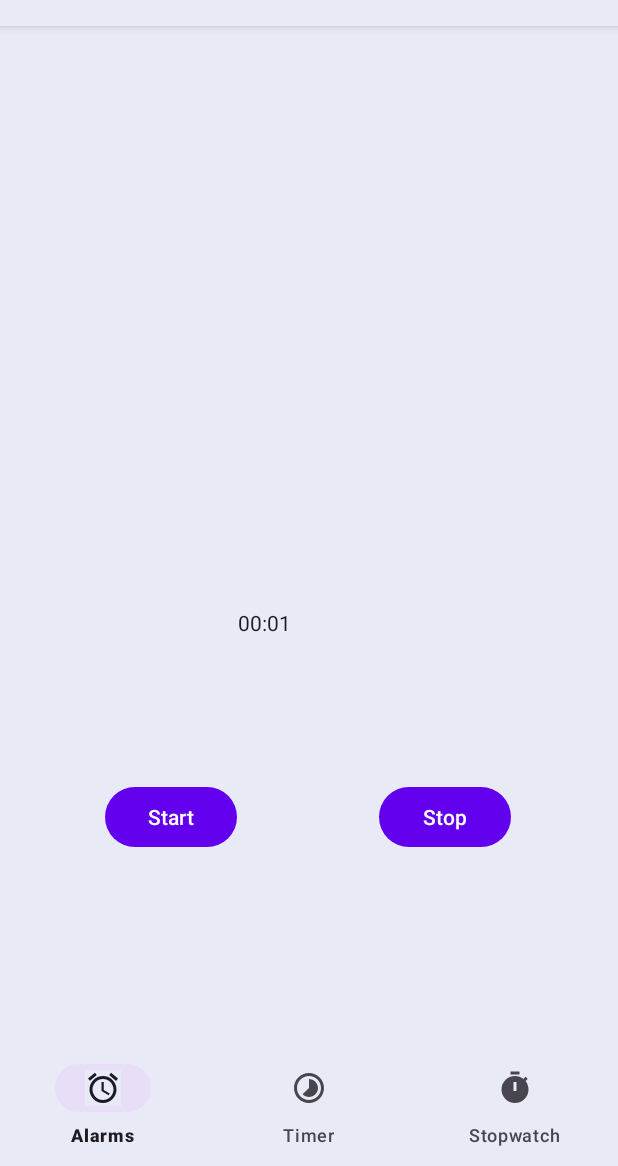
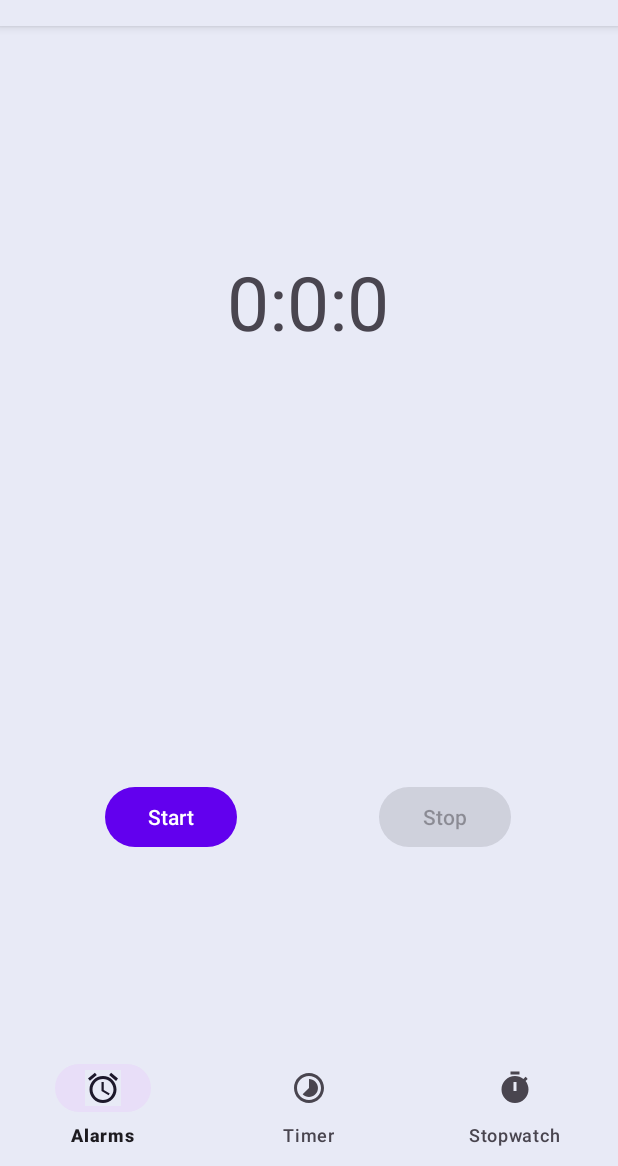
Before and after one commit to AlexF301/MyAlarm, an Android app: the StopWatchFragment screen opened through its navigation route, on a phone screen of 412 x 824 dp, the part 70-1236 px from its top. Run offline under Robolectric (Android 15) with nearby library versions, the phone set to English and light mode, and no system bars; our stand-ins replace Room's generated code.

Commit message:
Updated TimerFragment, as well as near completion of the stopWatchFragment.

```diff
--- a/app/src/main/java/com/android/myalarm/StopWatchFragment.kt
+++ b/app/src/main/java/com/android/myalarm/StopWatchFragment.kt
@@ -1,107 +1,120 @@
 package com.android.myalarm
 
 import android.annotation.SuppressLint
-import android.os.Bundle
-import android.os.CountDownTimer
-import android.os.SystemClock
+import android.os.*
 import android.view.LayoutInflater
 import android.view.View
 import android.view.ViewGroup
-import android.widget.Toast
 import androidx.fragment.app.Fragment
 import com.android.myalarm.databinding.FragmentStopWatchBinding
+import java.util.concurrent.TimeUnit
 
 
 /**
+ * A fragment that allows a user to start, pause, resume, and stop a stopwatch.
  */
 class StopWatchFragment : Fragment() {
+
+    /** Binding for the views of the fragment (nullable version) */
     private var _binding: FragmentStopWatchBinding? = null
 
-    // This property is only valid between onCreateView and onDestroyView.
+    /** Binding for the views of the fragment (non-nullable accessor) */
     private val binding get() = _binding!!
 
+    /** milliseconds of the stopwatch */
+    private var millis : Double = 0.0
 
+    /** Seconds of the current stopwatch  */
+    private var seconds = 0L
+
+    /** Minutes of the current stopwatch  */
+    private var minutes = 0L
+
+    /** Hours of the current stopwatch */
+    private var hours = 0L
+
+    /** Milliseconds of the current stopwatch  */
+    private var milliseconds = 0L
+
+    /** click counter to manipulate button strings  */
+    private var clickCounter = 0
+
+    /** milliseconds that are used to reformat stopwatch time */
+    var accumulatedTime = 0L
+
+
+    /** Creates the binding view for this layout */
     override fun onCreateView(
         inflater: LayoutInflater, container: ViewGroup?,
         savedInstanceState: Bundle?
-    ): View? {
+    ): View {
         // Inflate the layout for this fragment
         _binding = FragmentStopWatchBinding.inflate(inflater, container, false)
-
         return binding.root
     }
 
+
+
     @SuppressLint("SetTextI18n")
+    /**
+     * Once the view is created, we create a handler with a runnable object to execute an incrementer
+     * every millisecond to simulate stopwatch functionality. Proceeds to format the milliseconds
+     * generated to be more user friendly. The user is then able to interact with the
+     * start, pause, resume, and stop buttons.
+     */
     override fun onViewCreated(view: View, savedInstanceState: Bundle?) {
         super.onViewCreated(view, savedInstanceState)
-        binding.chronometerStopWatch.format = "%s:%S.%M"
-        binding.chronometerStopWatch.base = SystemClock.elapsedRealtime()
-        binding.chronometerStopWatch.start()
+        binding.stopWatchView.text = "$minutes:$seconds:$milliseconds"
+
+        val handler = Handler(Looper.getMainLooper())
+        val stopwatch = object: Runnable {
+            override fun run() {
+                millis += 2.15
+                accumulatedTime = millis.toLong()
+
+                minutes = TimeUnit.MILLISECONDS.toMinutes(accumulatedTime)
+                seconds = TimeUnit.MILLISECONDS.toSeconds(accumulatedTime) - TimeUnit.MINUTES.toSeconds(minutes)
+                milliseconds = accumulatedTime - TimeUnit.SECONDS.toMillis(seconds) - TimeUnit.MINUTES.toMillis(minutes)
+
+                binding.stopWatchView.text = "$minutes:$seconds:$milliseconds"
+                handler.postDelayed(this, 1)
+            }
+        }
 
 
-//        val textViewUpdaterThread = Thread {
-//            while (true) {
-//                runOnUiThread {
-//                    // get the current time in milliseconds
-//                    val currentTime = SystemClock.elapsedRealtime()
-//
-//                    // convert the time to seconds and milliseconds
-//                    val seconds = currentTime / 1000
-//                    val milliseconds = currentTime % 1000
-//
-//                    // update the text view with the current time
-//                    textView.text = "$seconds.$milliseconds"
-//                }
-//                Thread.sleep(1)
-//            }
-//        }
+        // Triggered when the start button is clicked
+        binding.startStopWatch.setOnClickListener {
+            binding.stopStopWatch.isEnabled = true
+            clickCounter ++
+            handler.post(stopwatch)
 
-        var pls = 0
-        binding.startStopWatch.setOnClickListener { v ->
-            val thread = Thread {
-                while (true) {
-                    activity?.runOnUiThread {
-                        // get the current time in milliseconds
-                        val currentTime = SystemClock.elapsedRealtime()
-
-                        pls += 1
-
-                        // convert the time to seconds and milliseconds
-                        val seconds = currentTime / 1000
-                        val milliseconds = currentTime % 1000
-
-                        // update the text view with the current time
-                        binding.stopWatchView.text = pls.toString()
-                    }
-                    Thread.sleep(1)
+            // initial start
+            if (clickCounter == 1) {
+                binding.startStopWatch.text = getString(R.string.pause)
+            }
+            if (clickCounter % 2 == 0) {
+                handler.removeCallbacks(stopwatch)
+                binding.startStopWatch.text = getString(R.string.resume)
+            } else {
+                if (clickCounter != 1) {
+                    millis -= 2
+                    binding.startStopWatch.text = getString(R.string.pause)
                 }
             }
-            // start the thread
-            thread.start()
         }
 
-//        binding.chronometerStopWatch.setOnChronometerTickListener {
-//            // its only updating every second, not every millisecond
-//            val milliseconds = SystemClock.elapsedRealtime()
-//            binding.stopWatchView.text = milliseconds.toString()
-//        }
 
+        // Triggered when the stop button is clicked
+        binding.stopStopWatch.setOnClickListener {
+            binding.stopStopWatch.isEnabled = false
+            millis = 0.0
+            clickCounter = 0
+            binding.startStopWatch.text = getString(R.string.start)
+            binding.stopWatchView.text = millis.toString()
+            handler.removeCallbacks(stopwatch)
+        }
 
-//        stopWatch()
     }
 
 
-    private fun stopWatch() {
-        // On the first click create a variable: (START BUTTON)
-        val startTime = System.currentTimeMillis()
-
-        // MAYBE USE THIS INSTEAD
-        // val startTime = SystemClock.elapsedRealtime()
-
-        // Then on the second click you can calculate the difference: (STOP BUTTON)
-        val difference = System.currentTimeMillis() - startTime
-        binding.stopWatchView.text = startTime.toString()
-        // difference / 1000 will give you the difference in seconds.
-
-    }
 }
--- a/app/src/main/res/layout/fragment_stop_watch.xml
+++ b/app/src/main/res/layout/fragment_stop_watch.xml
@@ -7,26 +7,20 @@
     android:layout_height="match_parent"
     tools:context=".StopWatchFragment" >
 
-    <Chronometer
-        android:id="@+id/chronometerStopWatch"
-        android:layout_width="94dp"
-        android:layout_height="104dp"
+
+
+
+    <TextView
+        android:id="@+id/stopWatchView"
+        android:layout_width="wrap_content"
+        android:layout_height="wrap_content"
+        android:textSize="50sp"
         app:layout_constraintBottom_toBottomOf="parent"
         app:layout_constraintEnd_toEndOf="parent"
         app:layout_constraintHorizontal_bias="0.498"
         app:layout_constraintStart_toStartOf="parent"
         app:layout_constraintTop_toTopOf="parent"
-        app:layout_constraintVertical_bias="0.674" />
-
-    <TextView
-        android:id="@+id/stopWatchView"
-        android:layout_width="135dp"
-        android:layout_height="95dp"
-        app:layout_constraintBottom_toBottomOf="parent"
-        app:layout_constraintEnd_toEndOf="parent"
-        app:layout_constraintStart_toStartOf="parent"
-        app:layout_constraintTop_toTopOf="parent"
-        app:layout_constraintVertical_bias="0.448" />
+        app:layout_constraintVertical_bias="0.245" />
 
     <Button
         android:id="@+id/startStopWatch"
@@ -45,6 +39,7 @@
         android:id="@+id/stopStopWatch"
         android:layout_width="wrap_content"
         android:layout_height="wrap_content"
+        android:enabled="false"
         android:text="@string/stop"
         app:layout_constraintBottom_toBottomOf="parent"
         app:layout_constraintEnd_toEndOf="parent"
```
Also changed, not shown: app/src/main/java/com/android/myalarm/TimerFragment.kt (+25 -19 lines).
